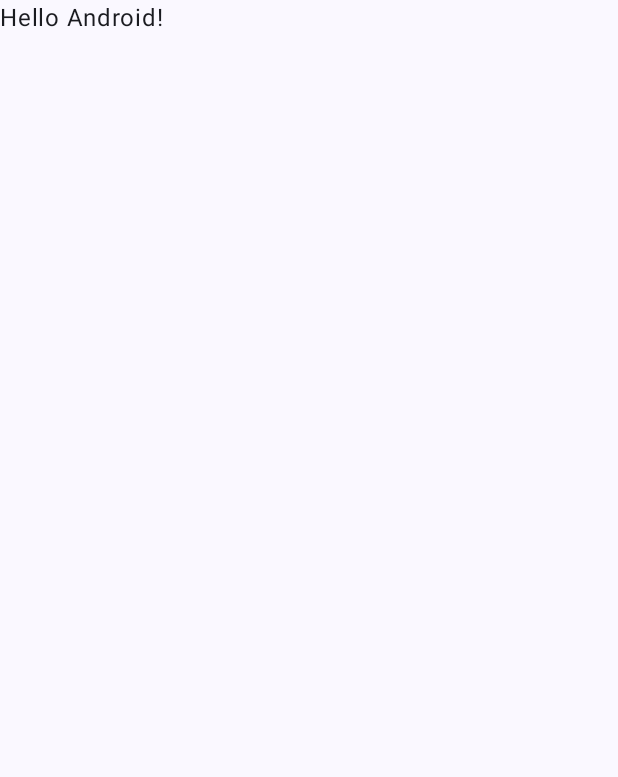
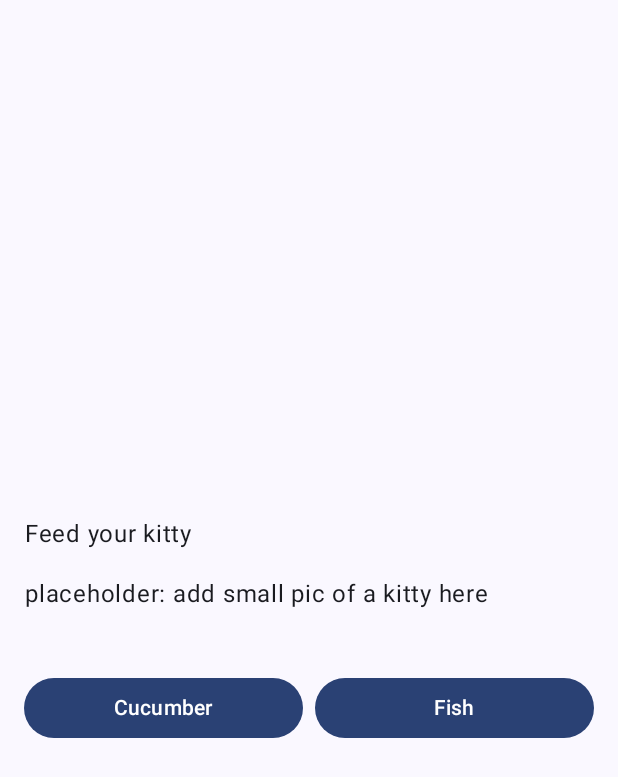
Before and after one commit to mdidomizio/CoolGame, an Android app built with Jetpack Compose: the screen it shows after launch (MainActivity), on a phone screen of 412 x 824 dp. Before the commit the part shown is almost empty. Shown: the top 777 px of the screen. Run offline under Robolectric (Android 15) with nearby library versions, the phone set to English and light mode, and no system bars.

Commit message:
setting the screen

```diff
--- a/app/src/main/java/com/example/coolgame/MainActivity.kt
+++ b/app/src/main/java/com/example/coolgame/MainActivity.kt
@@ -4,13 +4,20 @@ import android.os.Bundle
 import androidx.activity.ComponentActivity
 import androidx.activity.compose.setContent
 import androidx.activity.enableEdgeToEdge
+import androidx.compose.foundation.layout.Arrangement
+import androidx.compose.foundation.layout.Column
+import androidx.compose.foundation.layout.Row
 import androidx.compose.foundation.layout.fillMaxSize
+import androidx.compose.foundation.layout.fillMaxWidth
 import androidx.compose.foundation.layout.padding
+import androidx.compose.material3.Button
 import androidx.compose.material3.Scaffold
 import androidx.compose.material3.Text
 import androidx.compose.runtime.Composable
+import androidx.compose.runtime.remember
 import androidx.compose.ui.Modifier
-import androidx.compose.ui.tooling.preview.Preview
+import androidx.compose.ui.text.style.TextAlign
+import androidx.compose.ui.unit.dp
 import com.example.coolgame.ui.theme.CoolGameTheme
 
 class MainActivity : ComponentActivity() {
@@ -21,7 +28,8 @@ class MainActivity : ComponentActivity() {
             CoolGameTheme {
                 Scaffold(modifier = Modifier.fillMaxSize()) { innerPadding ->
                     Greeting(
-                        name = "Android",
+                        onClickOne = {},
+                        onClickTwo = {},
                         modifier = Modifier.padding(innerPadding)
                     )
                 }
@@ -31,17 +39,60 @@ class MainActivity : ComponentActivity() {
 }
 
 @Composable
-fun Greeting(name: String, modifier: Modifier = Modifier) {
-    Text(
-        text = "Hello $name!",
+fun Greeting(
+    onClickOne: () -> Unit,
+    onClickTwo: () -> Unit,
+    modifier: Modifier = Modifier
+) {
+    var hasBeefed: Boolean = false /*remember { Boolean(false) }*/
+    Column(
         modifier = modifier
-    )
+            .fillMaxSize()
+            .padding(16.dp),
+        verticalArrangement = Arrangement.Center,
+
+    ) {
+        Text(
+            text = "Feed your kitty",
+            textAlign = TextAlign.Center,
+            modifier = Modifier.padding(vertical = 16.dp)
+            )
+        Text(
+            text = "placeholder: add small pic of a kitty here",
+            textAlign = TextAlign.Center,
+            modifier = Modifier.padding(bottom = 16.dp))
+
+
+        Text(
+            text = if (hasBeefed) {
+                "Kitty has been feed!"
+            } else ""
+        )
+        Row(
+            modifier = Modifier
+                .fillMaxWidth(),
+            horizontalArrangement = Arrangement.spacedBy(8.dp),
+
+        ) {
+            Button(
+                onClick = {
+                    onClickOne()
+                    hasBeefed = true
+                },
+                modifier = Modifier.weight(1f)
+            ) {
+                Text("Cucumber")
+            }
+
+            Button(
+                onClick = {
+                    onClickTwo()
+                hasBeefed = true
+                },
+                modifier = Modifier.weight(1f)
+            ) { Text("Fish") }
+        }
+
+    }
+
 }
-
-@Preview(showBackground = true)
-@Composable
-fun GreetingPreview() {
-    CoolGameTheme {
-        Greeting("Android")
-    }
-}
```
